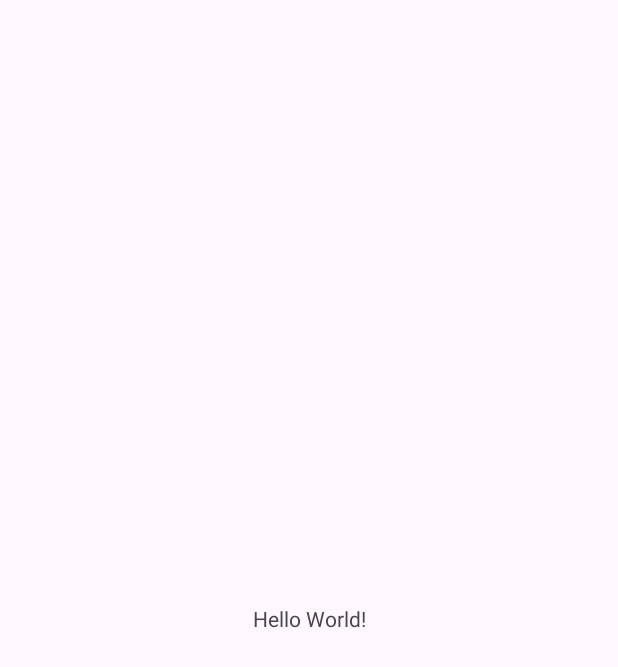
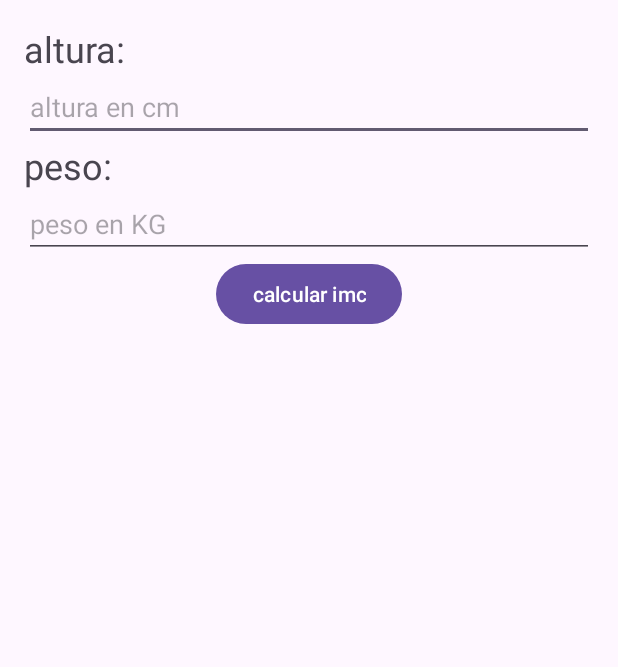
Before and after one commit to Ivanrp7/BMICALCULATOR, an Android app: the screen it shows after launch (MainActivity), on a phone screen of 412 x 824 dp. Before the commit the part shown is almost empty. Shown: the top 667 px of the screen. Run offline under Robolectric (Android 15) with nearby library versions, the phone set to English and light mode, and no system bars.

Commit message:
EMPTY PROJECT

```diff
--- a/app/build.gradle.kts
+++ b/app/build.gradle.kts
@@ -5,12 +5,12 @@ plugins {
 
 android {
     namespace = "com.example.bmicalculator"
-    compileSdk = 34
+    compileSdk = 35
 
     defaultConfig {
         applicationId = "com.example.bmicalculator"
         minSdk = 26
-        targetSdk = 34
+        targetSdk = 35
         versionCode = 1
         versionName = "1.0"
 
--- a/app/src/main/java/com/example/bmicalculator/MainActivity.kt
+++ b/app/src/main/java/com/example/bmicalculator/MainActivity.kt
@@ -2,10 +2,19 @@ package com.example.bmicalculator
 
 import androidx.appcompat.app.AppCompatActivity
 import android.os.Bundle
+import android.widget.EditText
+import android.widget.Button
 
 class MainActivity : AppCompatActivity() {
+    lateinit var heightedittext: EditText
+    lateinit var weightedittext: EditText
+    lateinit var calculatorbutton: Button
     override fun onCreate(savedInstanceState: Bundle?) {
         super.onCreate(savedInstanceState)
         setContentView(R.layout.activity_main)
+
+
     }
+
+
 }
--- a/app/src/main/res/layout/activity_main.xml
+++ b/app/src/main/res/layout/activity_main.xml
@@ -1,18 +1,46 @@
 <?xml version="1.0" encoding="utf-8"?>
-<androidx.constraintlayout.widget.ConstraintLayout xmlns:android="http://schemas.android.com/apk/res/android"
+<LinearLayout xmlns:android="http://schemas.android.com/apk/res/android"
     xmlns:app="http://schemas.android.com/apk/res-auto"
     xmlns:tools="http://schemas.android.com/tools"
     android:layout_width="match_parent"
     android:layout_height="match_parent"
-    tools:context=".MainActivity">
+    tools:context=".MainActivity"
+    android:orientation="vertical"
+    android:padding="16dp">
 
     <TextView
+        android:layout_width="match_parent"
+        android:layout_height="wrap_content"
+        android:text="altura:"
+        android:textSize="24sp"/>
+
+    <EditText
+        android:id="@+id/heightedittext"
+        android:layout_width="match_parent"
+        android:layout_height="wrap_content"
+        android:hint="altura en cm"
+        android:inputType="number"/>
+
+    <TextView
+        android:layout_width="match_parent"
+        android:layout_height="wrap_content"
+        android:text="peso:"
+        android:textSize="24sp"/>
+
+    <EditText
+        android:id="@+id/weightedittext"
+        android:layout_width="match_parent"
+        android:layout_height="wrap_content"
+        android:hint="peso en KG"
+        android:inputType="numberDecimal"/>
+    <Button
+        android:id="@+id/calculatorbutton"
         android:layout_width="wrap_content"
         android:layout_height="wrap_content"
-        android:text="Hello World!"
-        app:layout_constraintBottom_toBottomOf="parent"
-        app:layout_constraintEnd_toEndOf="parent"
-        app:layout_constraintStart_toStartOf="parent"
-        app:layout_constraintTop_toTopOf="parent" />
+        android:text="calcular imc"
+        android:layout_gravity="center_horizontal"/>
 
-</androidx.constraintlayout.widget.ConstraintLayout>
+
+
+
+</LinearLayout>
```
